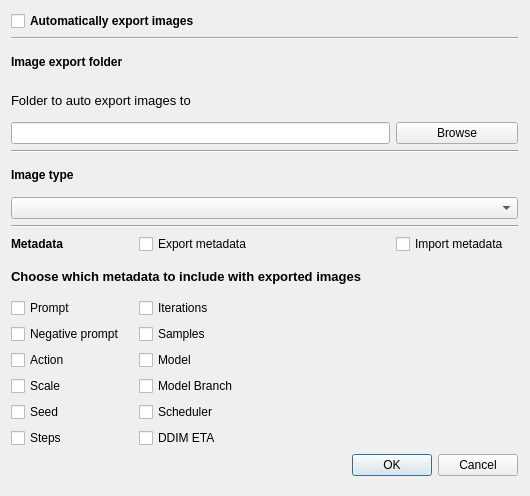
The window that src/airunner/pyqt/export_preferences.ui (Capsize-Games/airunner) describes before a commit, drawn with Qt 5.
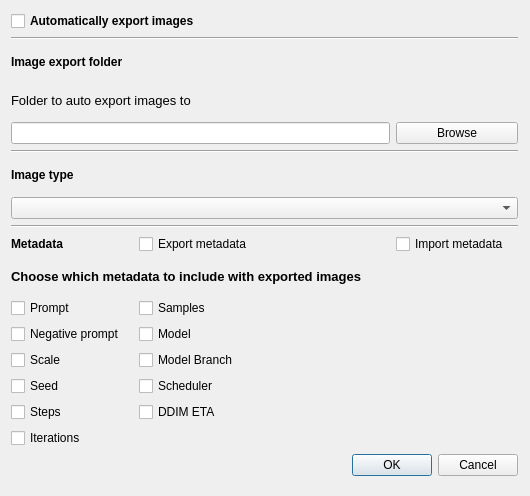
The same window after the commit.

Commit message: remove action option from metadata (always store it if metadata exported)

Diff of the .ui file:
```diff
--- a/src/airunner/pyqt/export_preferences.ui
+++ b/src/airunner/pyqt/export_preferences.ui
@@ -13,7 +13,7 @@
   <property name="windowTitle">
    <string>Dialog</string>
   </property>
-  <widget class="QWidget" name="">
+  <widget class="QWidget" name="layoutWidget">
    <property name="geometry">
     <rect>
      <x>11</x>
@@ -23,13 +23,6 @@
     </rect>
    </property>
    <layout class="QGridLayout" name="gridLayout">
-    <item row="13" column="0">
-     <widget class="QCheckBox" name="metadata_action">
-      <property name="text">
-       <string>Action</string>
-      </property>
-     </widget>
-    </item>
     <item row="0" column="0" colspan="2">
      <widget class="QCheckBox" name="actionAuto_export_images">
       <property name="font">
@@ -107,13 +100,6 @@
       </property>
      </widget>
     </item>
-    <item row="16" column="1">
-     <widget class="QCheckBox" name="metadata_ddim_eta">
-      <property name="text">
-       <string>DDIM ETA</string>
-      </property>
-     </widget>
-    </item>
     <item row="8" column="0" colspan="4">
      <widget class="Line" name="line_2">
       <property name="orientation">
@@ -121,13 +107,6 @@
       </property>
      </widget>
     </item>
-    <item row="14" column="0">
-     <widget class="QCheckBox" name="metadata_scale">
-      <property name="text">
-       <string>Scale</string>
-      </property>
-     </widget>
-    </item>
     <item row="4" column="3">
      <widget class="QPushButton" name="image_path_browse_button">
       <property name="text">
@@ -138,13 +117,6 @@
     <item row="4" column="0" colspan="3">
      <widget class="QLineEdit" name="image_path"/>
     </item>
-    <item row="15" column="0">
-     <widget class="QCheckBox" name="metadata_seed">
-      <property name="text">
-       <string>Seed</string>
-      </property>
-     </widget>
-    </item>
     <item row="5" column="0" colspan="4">
      <widget class="Line" name="line_3">
       <property name="orientation">
@@ -152,41 +124,6 @@
       </property>
      </widget>
     </item>
-    <item row="15" column="1">
-     <widget class="QCheckBox" name="metadata_scheduler">
-      <property name="text">
-       <string>Scheduler</string>
-      </property>
-     </widget>
-    </item>
-    <item row="13" column="1">
-     <widget class="QCheckBox" name="metadata_model">
-      <property name="text">
-       <string>Model</string>
-      </property>
-     </widget>
-    </item>
-    <item row="14" column="1">
-     <widget class="QCheckBox" name="metadata_model_branch">
-      <property name="text">
-       <string>Model Branch</string>
-      </property>
-     </widget>
-    </item>
-    <item row="11" column="1">
-     <widget class="QCheckBox" name="metadata_iterations">
-      <property name="text">
-       <string>Iterations</string>
-      </property>
-     </widget>
-    </item>
-    <item row="16" column="0">
-     <widget class="QCheckBox" name="metadata_steps">
-      <property name="text">
-       <string>Steps</string>
-      </property>
-     </widget>
-    </item>
     <item row="3" column="0" colspan="2">
      <widget class="QLabel" name="label_2">
       <property name="font">
@@ -237,13 +174,69 @@
     <item row="7" column="0" colspan="4">
      <widget class="QComboBox" name="image_type_dropdown"/>
     </item>
-    <item row="12" column="1">
+    <item row="13" column="0">
+     <widget class="QCheckBox" name="metadata_scale">
+      <property name="text">
+       <string>Scale</string>
+      </property>
+     </widget>
+    </item>
+    <item row="14" column="0">
+     <widget class="QCheckBox" name="metadata_seed">
+      <property name="text">
+       <string>Seed</string>
+      </property>
+     </widget>
+    </item>
+    <item row="15" column="0">
+     <widget class="QCheckBox" name="metadata_steps">
+      <property name="text">
+       <string>Steps</string>
+      </property>
+     </widget>
+    </item>
+    <item row="16" column="0">
+     <widget class="QCheckBox" name="metadata_iterations">
+      <property name="text">
+       <string>Iterations</string>
+      </property>
+     </widget>
+    </item>
+    <item row="11" column="1">
      <widget class="QCheckBox" name="metadata_samples">
       <property name="text">
        <string>Samples</string>
       </property>
      </widget>
     </item>
+    <item row="12" column="1">
+     <widget class="QCheckBox" name="metadata_model">
+      <property name="text">
+       <string>Model</string>
+      </property>
+     </widget>
+    </item>
+    <item row="13" column="1">
+     <widget class="QCheckBox" name="metadata_model_branch">
+      <property name="text">
+       <string>Model Branch</string>
+      </property>
+     </widget>
+    </item>
+    <item row="14" column="1">
+     <widget class="QCheckBox" name="metadata_scheduler">
+      <property name="text">
+       <string>Scheduler</string>
+      </property>
+     </widget>
+    </item>
+    <item row="15" column="1">
+     <widget class="QCheckBox" name="metadata_ddim_eta">
+      <property name="text">
+       <string>DDIM ETA</string>
+      </property>
+     </widget>
+    </item>
    </layout>
   </widget>
  </widget>
```
Left out of the diff: 5 changed lines with no effect on the pictures. The commit also changes 3 other files.
